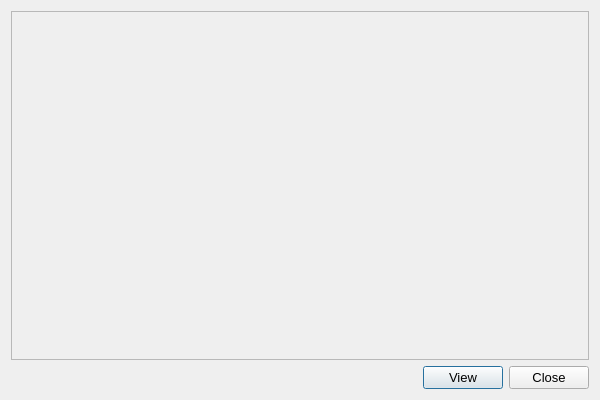
Above: mangecko/views/ui_files/new_volume_dialog.ui from jjsmall009/mangecko before the change. Below: the same form after it.
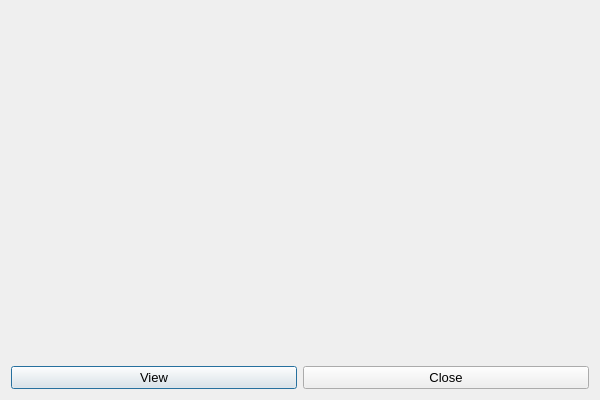
That is the form after the change.

```diff
--- a/mangecko/views/ui_files/new_volume_dialog.ui
+++ b/mangecko/views/ui_files/new_volume_dialog.ui
@@ -12,7 +12,6 @@
   </property>
   <property name="font">
    <font>
-    <family>Segoe UI Semibold</family>
     <pointsize>10</pointsize>
    </font>
   </property>
@@ -22,6 +21,15 @@
   <layout class="QVBoxLayout" name="verticalLayout">
    <item>
     <widget class="QScrollArea" name="scrollArea">
+     <property name="styleSheet">
+      <string notr="true"/>
+     </property>
+     <property name="frameShape">
+      <enum>QFrame::NoFrame</enum>
+     </property>
+     <property name="frameShadow">
+      <enum>QFrame::Plain</enum>
+     </property>
      <property name="widgetResizable">
       <bool>true</bool>
      </property>
@@ -30,34 +38,33 @@
        <rect>
         <x>0</x>
         <y>0</y>
-        <width>580</width>
-        <height>346</height>
+        <width>582</width>
+        <height>348</height>
        </rect>
       </property>
-      <layout class="QVBoxLayout" name="label_layout"/>
+      <layout class="QVBoxLayout" name="label_layout">
+       <property name="leftMargin">
+        <number>9</number>
+       </property>
+       <property name="topMargin">
+        <number>9</number>
+       </property>
+       <property name="rightMargin">
+        <number>9</number>
+       </property>
+       <property name="bottomMargin">
+        <number>9</number>
+       </property>
+      </layout>
      </widget>
     </widget>
    </item>
    <item>
-    <layout class="QHBoxLayout" name="horizontalLayout">
-     <item>
-      <spacer name="horizontalSpacer">
-       <property name="orientation">
-        <enum>Qt::Horizontal</enum>
-       </property>
-       <property name="sizeHint" stdset="0">
-        <size>
-         <width>40</width>
-         <height>20</height>
-        </size>
-       </property>
-      </spacer>
-     </item>
+    <layout class="QHBoxLayout" name="bottom_layout">
      <item>
       <widget class="QPushButton" name="view_button">
        <property name="font">
         <font>
-         <family>Segoe UI</family>
          <pointsize>10</pointsize>
         </font>
        </property>
@@ -70,7 +77,6 @@
       <widget class="QPushButton" name="close_button">
        <property name="font">
         <font>
-         <family>Segoe UI</family>
          <pointsize>10</pointsize>
         </font>
        </property>
```
